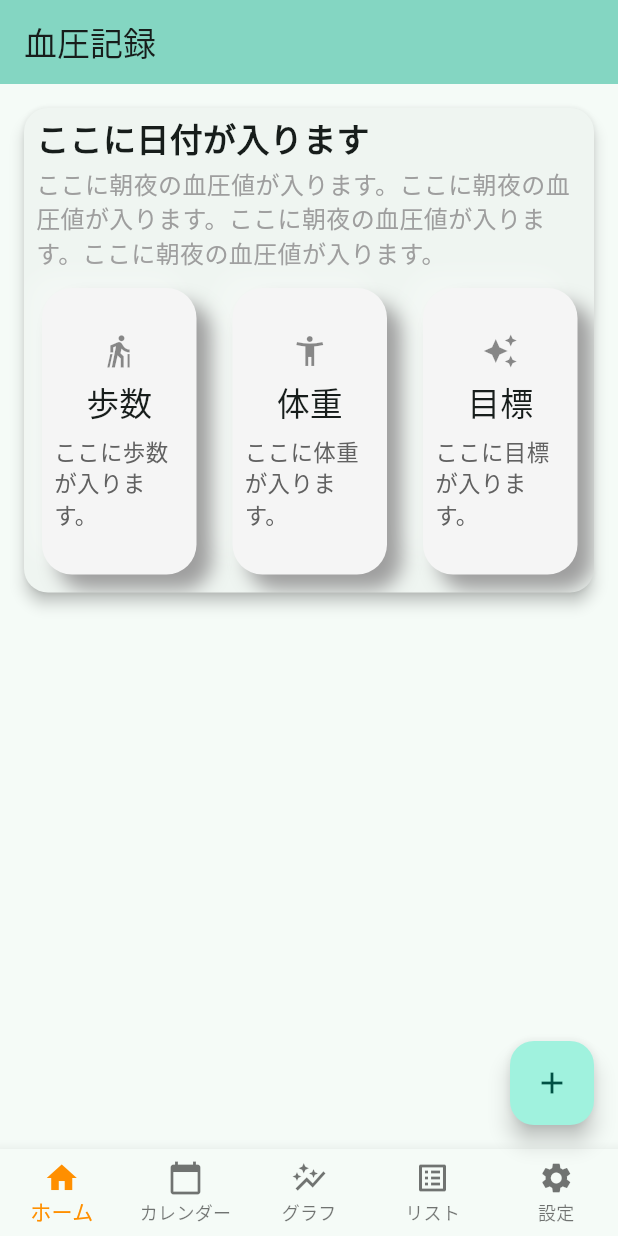
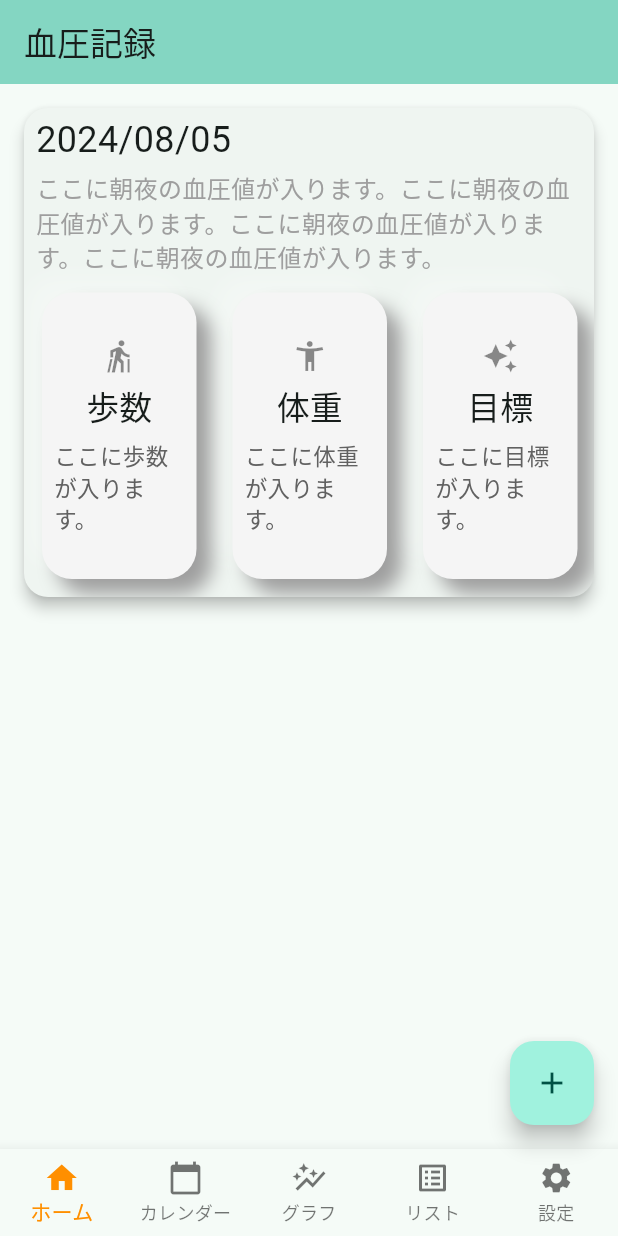
Before and after one commit to yuko87/blood_pressure_monitor, a Flutter app: the screen it shows after launch, on a phone screen of 412 x 824 dp. Run offline on Flutter 3.47's test engine with Material 3 defaults, Android fonts, the phone set to English and light mode, and no system bars; our stand-ins replace package_info_plus, table_calendar.

Commit message:
add Date on homepage

```diff
--- a/lib/home_page.dart
+++ b/lib/home_page.dart
@@ -1,6 +1,7 @@
 import 'package:flutter/material.dart';
 
 import 'card_list.dart';
+import 'date_view.dart';
 
 class HomeContent extends StatelessWidget {
   const HomeContent({super.key});
@@ -24,13 +25,7 @@ class HomeContent extends StatelessWidget {
                   width: double.infinity,
                   padding:
                       const EdgeInsets.symmetric(vertical: 4, horizontal: 8),
-                  child: const Text(
-                    'ここに日付が入ります',
-                    style: TextStyle(
-                      fontWeight: FontWeight.w600,
-                      fontSize: 22,
-                    ),
-                  ),
+                  child: const DateView(),
                 ),
                 // 説明文
                 Container(
```
